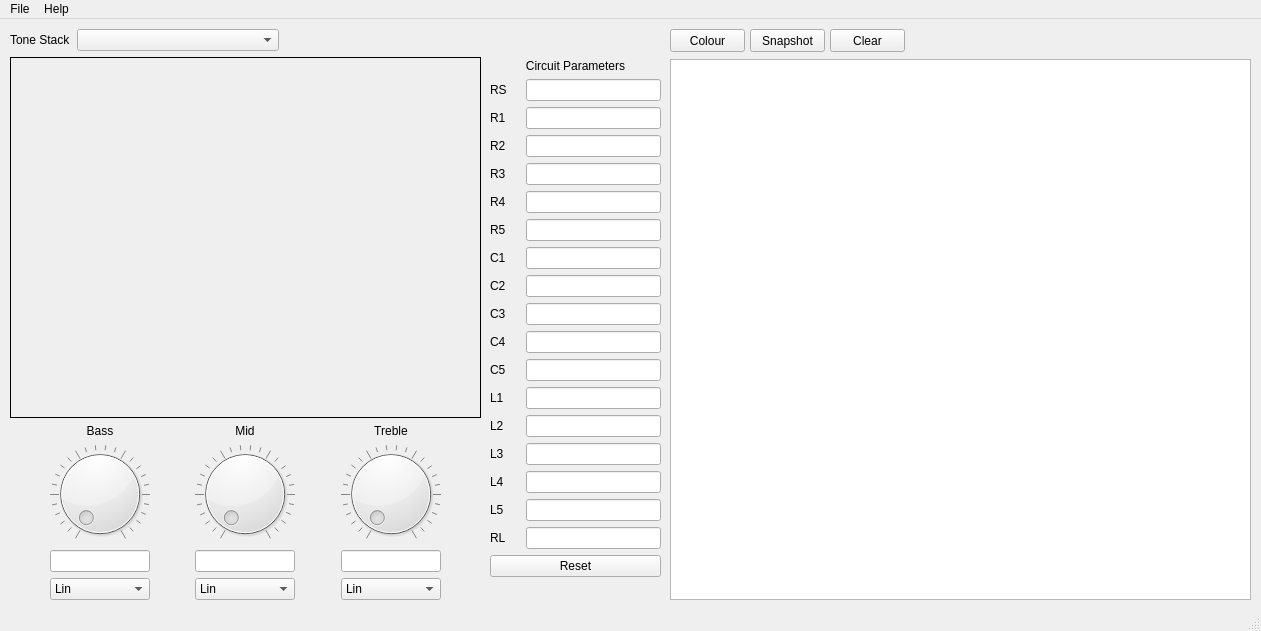
First picture: the form in tonestackcalculator.ui, repository olivergardiner/tonestack, before the edit.
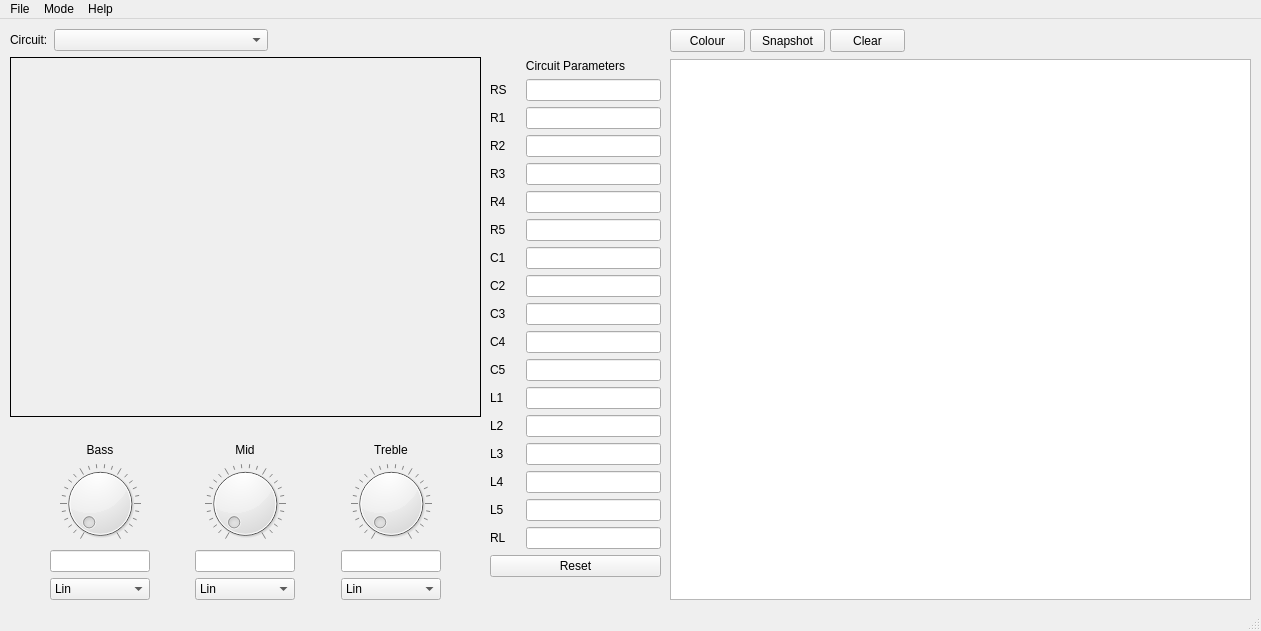
Second picture: the form after the edit.

Commit message: Added basic mode for simple circuts. Basic print functionality and one bug fix where wrong pot was hidden for pot3.

Patch:
```diff
--- a/tonestackcalculator.ui
+++ b/tonestackcalculator.ui
@@ -51,7 +51,7 @@
        <item>
         <widget class="QLabel" name="label">
          <property name="text">
-          <string>Tone Stack</string>
+          <string>Circuit:</string>
          </property>
         </widget>
        </item>
@@ -101,11 +101,23 @@
      <item>
       <widget class="QLabel" name="circuitDisplay">
        <property name="sizePolicy">
-        <sizepolicy hsizetype="Expanding" vsizetype="Expanding">
+        <sizepolicy hsizetype="Expanding" vsizetype="Fixed">
          <horstretch>0</horstretch>
          <verstretch>0</verstretch>
         </sizepolicy>
        </property>
+       <property name="minimumSize">
+        <size>
+         <width>469</width>
+         <height>360</height>
+        </size>
+       </property>
+       <property name="maximumSize">
+        <size>
+         <width>16777215</width>
+         <height>360</height>
+        </size>
+       </property>
        <property name="frameShape">
         <enum>QFrame::Panel</enum>
        </property>
@@ -120,6 +132,19 @@
        </property>
       </widget>
      </item>
+     <item>
+      <spacer name="verticalSpacer_2">
+       <property name="orientation">
+        <enum>Qt::Vertical</enum>
+       </property>
+       <property name="sizeHint" stdset="0">
+        <size>
+         <width>20</width>
+         <height>40</height>
+        </size>
+       </property>
+      </spacer>
+     </item>
      <item>
       <layout class="QHBoxLayout" name="horizontalLayout_6">
        <item>
@@ -1080,7 +1105,15 @@
     </property>
     <addaction name="actionAbout"/>
    </widget>
+   <widget class="QMenu" name="menuMode">
+    <property name="title">
+     <string>Mode</string>
+    </property>
+    <addaction name="actionTone_Stack_Mode"/>
+    <addaction name="actionBasic_Electronics_Mode"/>
+   </widget>
    <addaction name="menuFile"/>
+   <addaction name="menuMode"/>
    <addaction name="menuHelp"/>
   </widget>
   <widget class="QStatusBar" name="statusbar"/>
```
Left out of the diff: 28 changed lines with no effect on the pictures. The commit also changes 24 other files.
